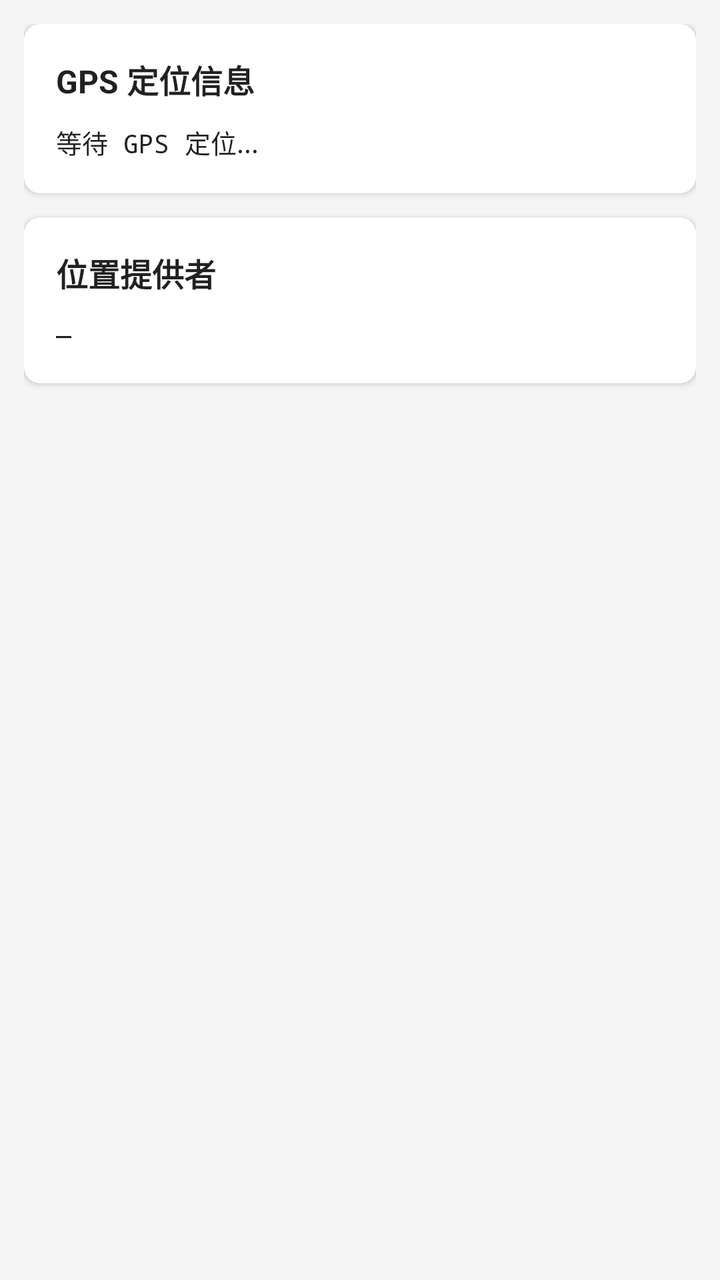
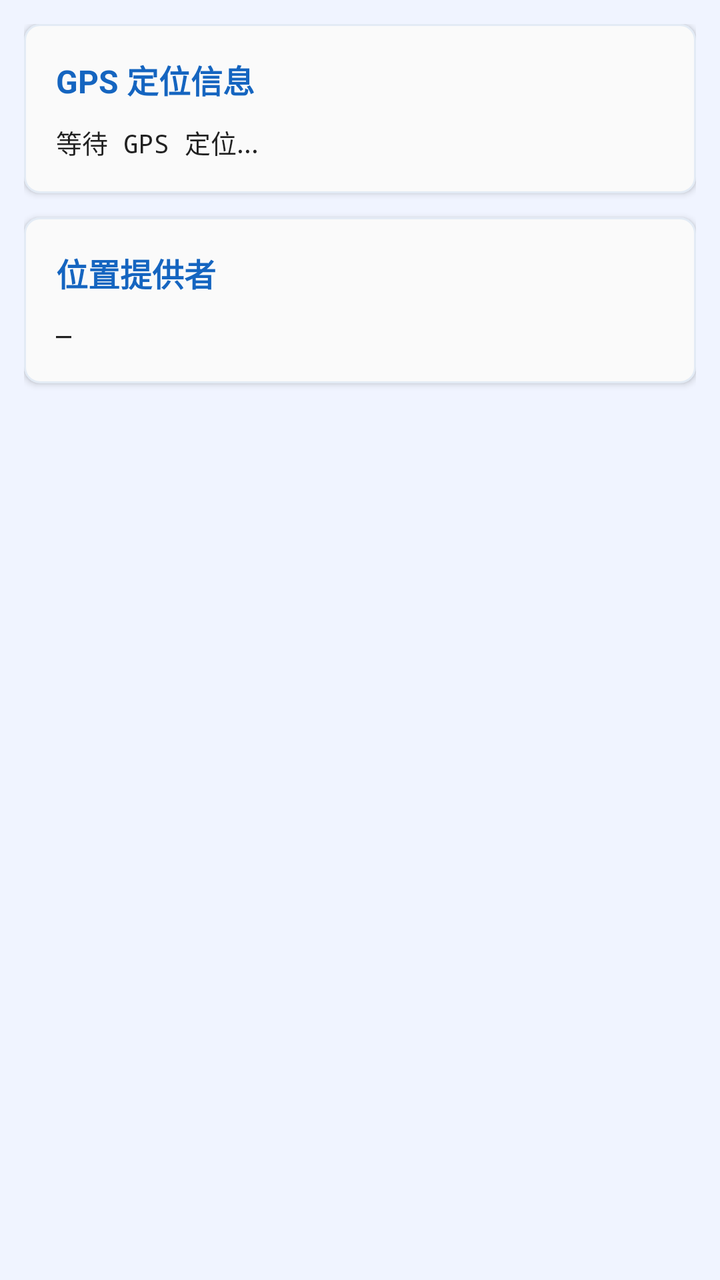

The first picture is an Android layout as it rendered before a commit; the second is the same layout after the commit. The layout source and the unified diff follow.
<!-- AndroidManifest.xml: application theme Theme.CellSentinelApp -->
<!-- res/layout/fragment_location_info.xml -->
<?xml version="1.0" encoding="utf-8"?>
<ScrollView xmlns:android="http://schemas.android.com/apk/res/android"
    xmlns:app="http://schemas.android.com/apk/res-auto"
    android:layout_width="match_parent"
    android:layout_height="match_parent"
    android:background="@color/background"
    android:padding="12dp">

    <LinearLayout
        android:layout_width="match_parent"
        android:layout_height="wrap_content"
        android:orientation="vertical">

        
        <com.google.android.material.card.MaterialCardView
            android:layout_width="match_parent"
            android:layout_height="wrap_content"
            android:layout_marginBottom="12dp"
            app:cardElevation="2dp"
            app:cardCornerRadius="8dp">
            <LinearLayout
                android:layout_width="match_parent"
                android:layout_height="wrap_content"
                android:orientation="vertical"
                android:padding="16dp">
                <TextView
                    android:layout_width="match_parent"
                    android:layout_height="wrap_content"
                    android:text="GPS 定位信息"
                    android:textSize="16sp"
                    android:textStyle="bold"
                    android:textColor="@color/text_primary"
                    android:layout_marginBottom="10dp" />
                <TextView
                    android:id="@+id/tv_location_info"
                    android:layout_width="match_parent"
                    android:layout_height="wrap_content"
                    android:textSize="13sp"
                    android:textColor="@color/text_primary"
                    android:fontFamily="monospace"
                    android:lineSpacingMultiplier="1.6"
                    android:text="等待 GPS 定位..." />
            </LinearLayout>
        </com.google.android.material.card.MaterialCardView>

        
        <com.google.android.material.card.MaterialCardView
            android:layout_width="match_parent"
            android:layout_height="wrap_content"
            android:layout_marginBottom="12dp"
            app:cardElevation="2dp"
            app:cardCornerRadius="8dp">
            <LinearLayout
                android:layout_width="match_parent"
                android:layout_height="wrap_content"
                android:orientation="vertical"
                android:padding="16dp">
                <TextView
                    android:layout_width="match_parent"
                    android:layout_height="wrap_content"
                    android:text="位置提供者"
                    android:textSize="16sp"
                    android:textStyle="bold"
                    android:textColor="@color/text_primary"
                    android:layout_marginBottom="10dp" />
                <TextView
                    android:id="@+id/tv_provider_info"
                    android:layout_width="match_parent"
                    android:layout_height="wrap_content"
                    android:textSize="13sp"
                    android:textColor="@color/text_primary"
                    android:fontFamily="monospace"
                    android:lineSpacingMultiplier="1.6"
                    android:text="—" />
            </LinearLayout>
        </com.google.android.material.card.MaterialCardView>

    </LinearLayout>
</ScrollView>
<!-- resources referenced by this layout -->
<resources>
  <color name="background">#FFF5F5F5</color>
  <color name="text_primary">#DE000000</color>
  <style name="Theme.CellSentinelApp" parent="Theme.MaterialComponents.DayNight.DarkActionBar">
          
          <item name="colorPrimary">@color/purple_500</item>
          <item name="colorPrimaryVariant">@color/purple_700</item>
          <item name="colorOnPrimary">@color/white</item>
          
          <item name="colorSecondary">@color/teal_200</item>
          <item name="colorSecondaryVariant">@color/teal_700</item>
          <item name="colorOnSecondary">@color/black</item>
          
          <item name="android:statusBarColor">?attr/colorPrimaryVariant</item>
          
      </style>
  <color name="purple_500">#FF6200EE</color>
  <color name="purple_700">#FF3700B3</color>
  <color name="white">#FFFFFFFF</color>
  <color name="teal_200">#FF03DAC5</color>
  <color name="teal_700">#FF018786</color>
  <color name="black">#FF000000</color>
</resources>

<!-- the commit's change to res/layout/fragment_location_info.xml (unified diff, before → after) -->
@@ -17,7 +17,8 @@
             android:layout_height="wrap_content"
             android:layout_marginBottom="12dp"
             app:cardElevation="2dp"
-            app:cardCornerRadius="8dp">
+            app:cardCornerRadius="8dp"
+            app:cardBackgroundColor="@color/colorSurfaceFaint">
             <LinearLayout
                 android:layout_width="match_parent"
                 android:layout_height="wrap_content"
@@ -29,14 +30,14 @@
                     android:text="GPS 定位信息"
                     android:textSize="16sp"
                     android:textStyle="bold"
-                    android:textColor="@color/text_primary"
+                    android:textColor="@color/colorPrimary"
                     android:layout_marginBottom="10dp" />
                 <TextView
                     android:id="@+id/tv_location_info"
                     android:layout_width="match_parent"
                     android:layout_height="wrap_content"
                     android:textSize="13sp"
-                    android:textColor="@color/text_primary"
+                    android:textColor="@color/textColorPrimary"
                     android:fontFamily="monospace"
                     android:lineSpacingMultiplier="1.6"
                     android:text="等待 GPS 定位..." />
@@ -49,7 +50,8 @@
             android:layout_height="wrap_content"
             android:layout_marginBottom="12dp"
             app:cardElevation="2dp"
-            app:cardCornerRadius="8dp">
+            app:cardCornerRadius="8dp"
+            app:cardBackgroundColor="@color/colorSurfaceFaint">
             <LinearLayout
                 android:layout_width="match_parent"
                 android:layout_height="wrap_content"
@@ -61,14 +63,14 @@
                     android:text="位置提供者"
                     android:textSize="16sp"
                     android:textStyle="bold"
-                    android:textColor="@color/text_primary"
+                    android:textColor="@color/colorPrimary"
                     android:layout_marginBottom="10dp" />
                 <TextView
                     android:id="@+id/tv_provider_info"
                     android:layout_width="match_parent"
                     android:layout_height="wrap_content"
                     android:textSize="13sp"
-                    android:textColor="@color/text_primary"
+                    android:textColor="@color/textColorPrimary"
                     android:fontFamily="monospace"
                     android:lineSpacingMultiplier="1.6"
                     android:text="—" />
<!-- resource entries referenced after the edit -->
@@ -1,25 +1,59 @@
 <!-- resources referenced by this layout -->
 <resources>
-  <color name="background">#FFF5F5F5</color>
-  <color name="text_primary">#DE000000</color>
-  <style name="Theme.CellSentinelApp" parent="Theme.MaterialComponents.DayNight.DarkActionBar">
+  <color name="background">#F0F4FF</color>
+  <color name="colorPrimary">#1565C0</color>
+  <color name="colorSurfaceFaint">#FAFAFA</color>
+  <color name="textColorPrimary">#DE000000</color>
+  <style name="Theme.CellSentinelApp" parent="Theme.MaterialComponents.Light.DarkActionBar">
           
-          <item name="colorPrimary">@color/purple_500</item>
-          <item name="colorPrimaryVariant">@color/purple_700</item>
+          <item name="colorPrimary">@color/colorPrimary</item>
+          <item name="colorPrimaryVariant">@color/colorPrimaryDark</item>
           <item name="colorOnPrimary">@color/white</item>
           
-          <item name="colorSecondary">@color/teal_200</item>
-          <item name="colorSecondaryVariant">@color/teal_700</item>
-          <item name="colorOnSecondary">@color/black</item>
+          <item name="colorSecondary">@color/colorAccent</item>
+          <item name="colorSecondaryVariant">@color/colorAccentDark</item>
+          <item name="colorOnSecondary">@color/white</item>
           
-          <item name="android:statusBarColor">?attr/colorPrimaryVariant</item>
+          <item name="colorSurface">@color/colorSurface</item>
+          <item name="colorOnSurface">@color/textColorPrimary</item>
           
+          <item name="android:windowBackground">@color/background</item>
+          <item name="android:colorBackground">@color/background</item>
+          
+          <item name="android:statusBarColor">@color/colorPrimaryDark</item>
+          
+          <item name="android:textColorPrimary">@color/textColorPrimary</item>
+          <item name="android:textColorSecondary">@color/textColorSecondary</item>
+          <item name="android:textColorHint">@color/textColorHint</item>
+          
+          <item name="materialCardViewStyle">@style/AppCardView</item>
+          <item name="editTextStyle">@style/AppEditText</item>
+          <item name="chipStyle">@style/AppChip</item>
       </style>
-  <color name="purple_500">#FF6200EE</color>
-  <color name="purple_700">#FF3700B3</color>
+  <color name="colorPrimaryDark">#0D47A1</color>
   <color name="white">#FFFFFFFF</color>
-  <color name="teal_200">#FF03DAC5</color>
-  <color name="teal_700">#FF018786</color>
-  <color name="black">#FF000000</color>
+  <color name="colorAccent">#00ACC1</color>
+  <color name="colorAccentDark">#007C91</color>
+  <color name="colorSurface">#FFFFFF</color>
+  <color name="textColorSecondary">#99000000</color>
+  <color name="textColorHint">#FF757575</color>
+  <style name="AppCardView" parent="Widget.MaterialComponents.CardView">
+          <item name="cardCornerRadius">8dp</item>
+          <item name="cardElevation">2dp</item>
+          <item name="cardBackgroundColor">@color/colorSurfaceFaint</item>
+          <item name="strokeColor">@color/colorPrimaryTintBg</item>
+          <item name="strokeWidth">1dp</item>
+      </style>
+  <style name="AppEditText" parent="Widget.AppCompat.EditText">
+          <item name="android:textColor">@color/textColorPrimary</item>
+          <item name="android:textColorHint">@color/textColorHint</item>
+      </style>
+  <style name="AppChip" parent="Widget.MaterialComponents.Chip.Filter">
+          <item name="chipBackgroundColor">@color/chip_bg_color</item>
+          <item name="android:textColor">@color/chip_text_color</item>
+          <item name="chipStrokeColor">@color/colorPrimaryTintBg</item>
+          <item name="chipStrokeWidth">1dp</item>
+      </style>
+  <color name="colorPrimaryTintBg">#1A1565C0</color>
 </resources>
 
